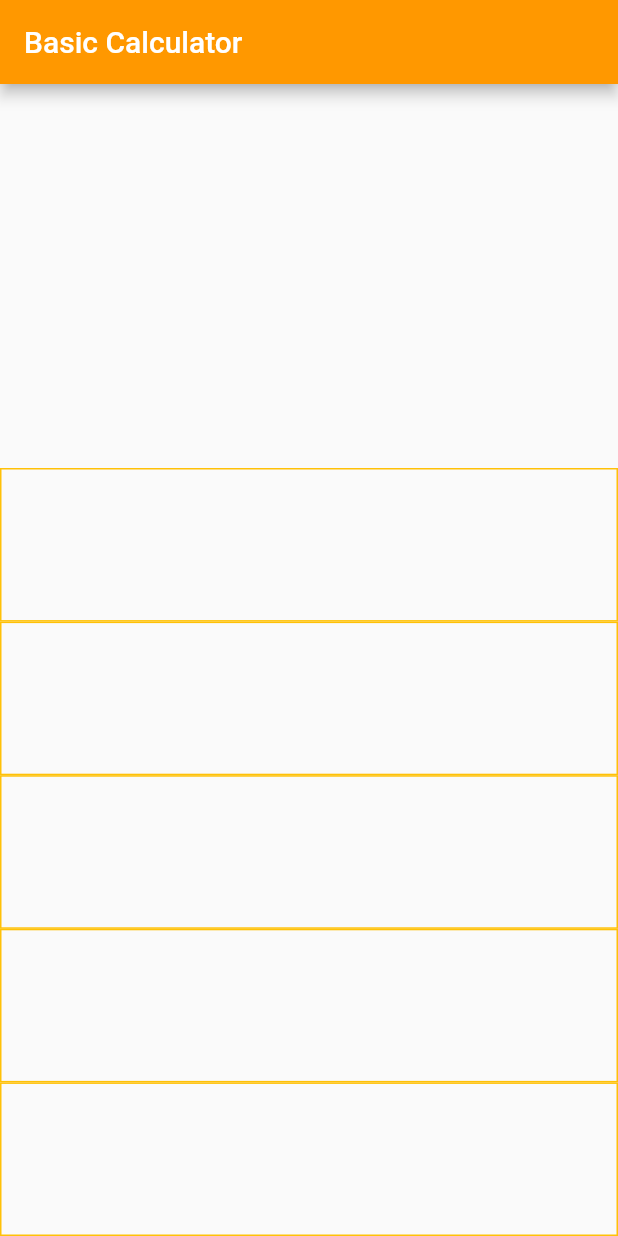
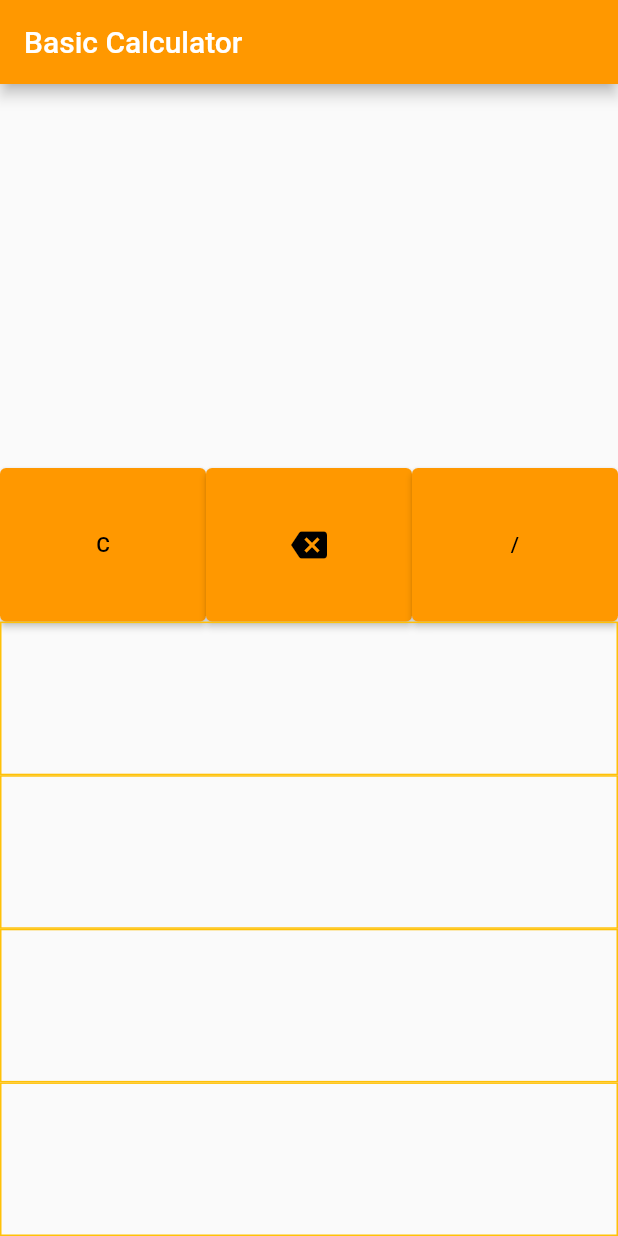
Before and after one commit to muhammadHaggy/calculator_2, a Flutter app: the screen it shows after launch, on a phone screen of 412 x 824 dp. Run offline on Flutter 3.47's test engine with Material 2 defaults, Android fonts, the phone set to English and light mode, and no system bars.

Commit message:
add first row of button

```diff
--- a/lib/main.dart
+++ b/lib/main.dart
@@ -75,8 +75,31 @@ class _MyHomePageState extends State<MyHomePage> {
                   children: [
                     Expanded(
                       child: Container(
-                        decoration: BoxDecoration(
-                            border: Border.all(color: Colors.amber)),
+                        child: Expanded(
+                          child: Row(
+                            crossAxisAlignment: CrossAxisAlignment.stretch,
+                            children: [
+                              Expanded(
+                                child: ElevatedButton(
+                                  child: Text('C'),
+                                  onPressed: () {},
+                                ),
+                              ),
+                              Expanded(
+                                child: ElevatedButton(
+                                  child: Icon(Icons.backspace),
+                                  onPressed: () {},
+                                ),
+                              ),
+                              Expanded(
+                                child: ElevatedButton(
+                                  child: Text('/'),
+                                  onPressed: () {},
+                                ),
+                              )
+                            ],
+                          ),
+                        ),
                       ),
                     ),
                     Expanded(
```
